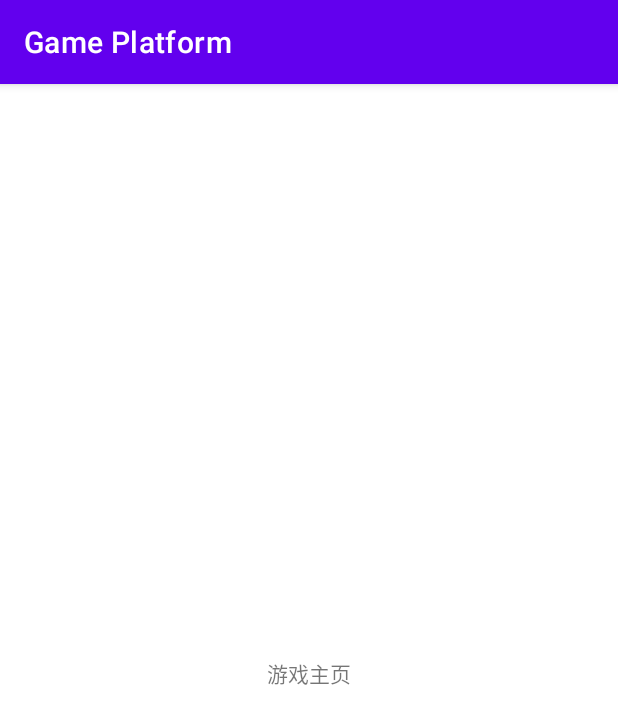
After one commit to Aoijiang/Game-Platform, an Android app: the SpecificActivity screen opened directly, with no data from a screen before it, on a phone screen of 412 x 824 dp. The commit adds this screen. Shown: the top 724 px of the screen. Run offline under Robolectric (Android 15) with nearby library versions, the phone set to English and light mode, and no system bars.

Commit message:
简单跳转

```diff
--- a/GamePlatform/app/src/main/AndroidManifest.xml
+++ b/GamePlatform/app/src/main/AndroidManifest.xml
@@ -19,6 +19,7 @@
                 <category android:name="android.intent.category.LAUNCHER" />
             </intent-filter>
         </activity>
+        <activity android:name=".SpecificActivity" />
     </application>
 
 </manifest>
--- /dev/null
+++ b/GamePlatform/app/src/main/java/com/example/gameplatform/SpecificActivity.kt
@@ -0,0 +1,20 @@
+package com.example.gameplatform
+
+import android.os.Bundle
+import androidx.appcompat.app.AppCompatActivity
+import com.example.gameplatform.databinding.ActivitySpecificBinding
+
+class SpecificActivity : AppCompatActivity() {
+
+    private lateinit var binding: ActivitySpecificBinding
+
+    override fun onCreate(savedInstanceState:Bundle?){
+        super.onCreate(savedInstanceState)
+
+        binding= ActivitySpecificBinding.inflate(layoutInflater)
+        setContentView(binding.root)
+
+        val text=binding.textView
+        text.text="游戏主页"
+    }
+}
--- a/GamePlatform/app/src/main/java/com/example/gameplatform/ui/home/HomeViewModel.kt
+++ b/GamePlatform/app/src/main/java/com/example/gameplatform/ui/home/HomeViewModel.kt
@@ -6,8 +6,4 @@ import androidx.lifecycle.ViewModel
 
 class HomeViewModel : ViewModel() {
 
-    private val _text = MutableLiveData<String>().apply {
-        value = "This is home Fragment"
-    }
-    val text: LiveData<String> = _text
 }
--- /dev/null
+++ b/GamePlatform/app/src/main/res/layout/activity_specific.xml
@@ -0,0 +1,18 @@
+<?xml version="1.0" encoding="utf-8"?>
+<androidx.constraintlayout.widget.ConstraintLayout xmlns:android="http://schemas.android.com/apk/res/android"
+    xmlns:app="http://schemas.android.com/apk/res-auto"
+    xmlns:tools="http://schemas.android.com/tools"
+    android:layout_width="match_parent"
+    android:layout_height="match_parent">
+
+    <TextView
+        android:id="@+id/textView"
+        android:layout_width="wrap_content"
+        android:layout_height="wrap_content"
+        android:text="TextView"
+        app:layout_constraintBottom_toBottomOf="parent"
+        app:layout_constraintEnd_toEndOf="parent"
+        app:layout_constraintStart_toStartOf="parent"
+        app:layout_constraintTop_toTopOf="parent"
+        app:layout_constraintVertical_bias="0.512" />
+</androidx.constraintlayout.widget.ConstraintLayout>
```
Also changed, not shown: GamePlatform/app/src/main/java/com/example/gameplatform/ui/home/HomeFragment.kt (+24 -8 lines), GamePlatform/app/src/main/res/layout/fragment_home.xml (+16 -4 lines).
